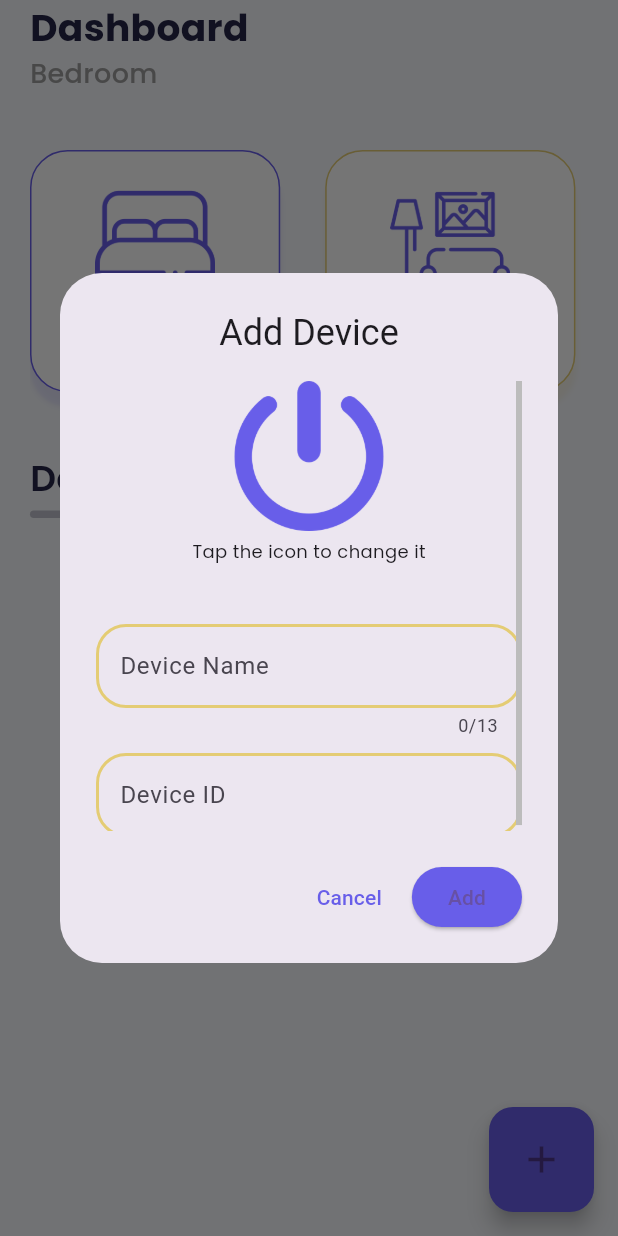
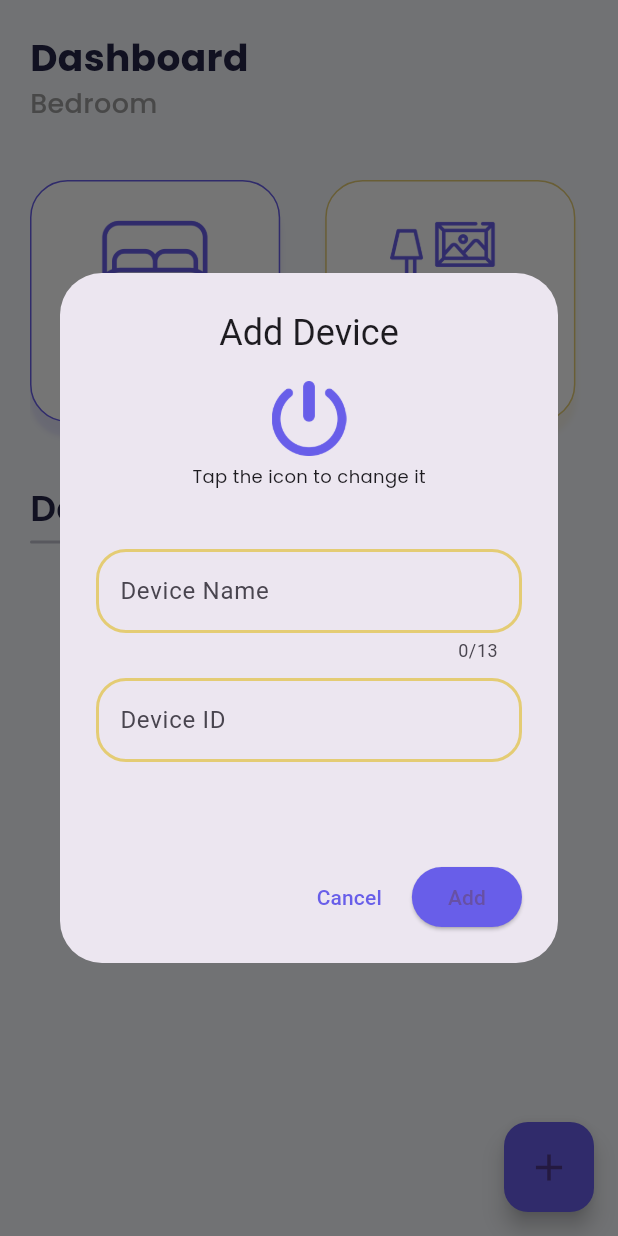
Before and after one commit to JoulePhi/escon, a Flutter app: the screen it shows after launch, after a tap on the "add" icon, on a phone screen of 412 x 824 dp. Run offline on Flutter 3.47's test engine with Material 3 defaults, Android fonts, the phone set to English and light mode, and no system bars; our stand-ins replace flutter_screenutil, flutter_switch, get, google_fonts, hive, hive_flutter; missing offline and left inert: mqtt_client; accounts and stored records are empty.

Commit message:
topic bug fixed

```diff
--- a/lib/app/controllers/switch_controller.dart
+++ b/lib/app/controllers/switch_controller.dart
@@ -26,7 +26,8 @@ class SwitchController extends GetxController {
 
   void changeState(a) {
     isOn.value = a;
-    publish('escon/device/id/${Get.parameters['id']}', a.toString());
+    Map data = {"device": !a};
+    publish('escon2024/${Get.parameters['id']}', data.toString());
   }
 
   Future<void> init() async {
--- a/lib/app/ui/global_widgets/dashboard/add_device.dart
+++ b/lib/app/ui/global_widgets/dashboard/add_device.dart
@@ -28,8 +28,8 @@ void addDevice() {
                       c.changeIcon();
                     },
                     child: SizedBox(
-                        width: 100,
-                        height: 100,
+                        width: 50,
+                        height: 50,
                         child: Image.asset(
                           c.path.value,
                           color: const Color(0xff685ee9),
--- a/lib/app/ui/pages/dashboard_page.dart
+++ b/lib/app/ui/pages/dashboard_page.dart
@@ -16,7 +16,7 @@ class DashboardPage extends StatelessWidget {
         resizeToAvoidBottomInset: false,
         backgroundColor: const Color(0xfff6f8fc),
         body: Padding(
-            padding: const EdgeInsetsDirectional.fromSTEB(20, 0, 20, 0),
+            padding: const EdgeInsetsDirectional.fromSTEB(20, 20, 20, 0),
             child: GetBuilder(
               id: 'datas',
               init: RoomsController(),
@@ -64,7 +64,7 @@ class DashboardPage extends StatelessWidget {
                       size: const Size.fromHeight(5),
                     ),
                     Container(
-                      height: 5,
+                      height: 2,
                       width: 100,
                       decoration: const BoxDecoration(
                           color: Color(0x44262647),
@@ -211,8 +211,8 @@ class DashboardPage extends StatelessWidget {
               }),
             )),
         floatingActionButton: SizedBox(
-          width: 70,
-          height: 70,
+          width: 60,
+          height: 60,
           child: FloatingActionButton(
             onPressed: () {
               addDevice();
```
Also changed, not shown: pubspec.yaml (+6 -6 lines), pubspec.lock, 1 other file.
